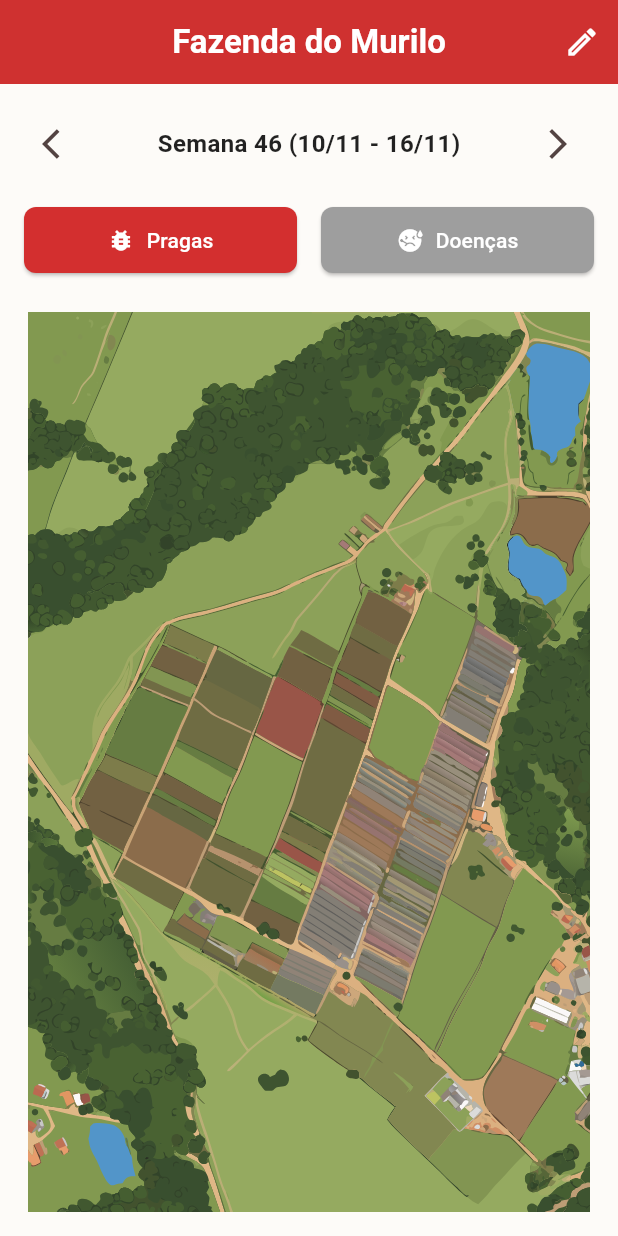
After one commit to lucaseneiva/gestao-agricola, a Flutter app: the screen it shows after launch, on a phone screen of 412 x 824 dp. The commit adds this screen. Run offline on Flutter 3.47's test engine with Material 3 defaults, Android fonts, the phone set to English and light mode, and no system bars; our stand-ins replace flutter_riverpod, flutter_svg, riverpod_annotation; generated files the repository leaves out were written again.

Commit message:
refactor: extract widgets from map screen

```diff
--- /dev/null
+++ b/lib/features/mapa_fazenda/ui/map_screen.dart
@@ -0,0 +1,65 @@
+import 'package:desafio_tecnico_arauc/features/mapa_fazenda/ui/providers/mapa_state_providers.dart';
+import 'package:flutter/material.dart';
+import 'package:flutter_riverpod/flutter_riverpod.dart';
+import 'package:desafio_tecnico_arauc/features/mapa_fazenda/ui/widgets/map_screen_widgets.dart';
+
+class MapaScreen extends ConsumerStatefulWidget {
+  const MapaScreen({super.key});
+
+  @override
+  ConsumerState<MapaScreen> createState() => _MapaScreenState();
+}
+
+class _MapaScreenState extends ConsumerState<MapaScreen> {
+  @override
+  Widget build(BuildContext context) {
+    final screenMode = ref.watch(screenModeStateProvider);
+    final drawingNotifier = ref.read(farmDrawingsProvider.notifier);
+
+    return Scaffold(
+      appBar: AppBar(
+        title: const Text('Fazenda do Murilo'),
+        actions: [
+          if (screenMode == ScreenMode.editing)
+            IconButton(
+              icon: const Icon(Icons.delete_outline, color: Colors.white),
+              tooltip: 'Limpar desenho',
+              onPressed: drawingNotifier.clear,
+            ),
+          IconButton(
+            icon: Icon(
+              screenMode == ScreenMode.viewing
+                  ? Icons.edit_outlined
+                  : Icons.check,
+              color: screenMode == ScreenMode.viewing
+                  ? Colors.white
+                  : Colors.lightGreenAccent,
+            ),
+            tooltip: screenMode == ScreenMode.viewing ? 'Editar' : 'Salvar',
+            onPressed: () {
+              ref.read(screenModeStateProvider.notifier).toggleMode();
+            },
+          ),
+        ],
+      ),
+      body: Padding(
+        padding: const EdgeInsets.all(16.0),
+        child: Column(
+          children: [
+            WeekSelector(),
+            const SizedBox(height: 16),
+            FilterButtons(),
+            const SizedBox(height: 24),
+
+            Expanded(
+              child: Center(
+                child: FarmMapView()
+              ),
+            ),
+          ],
+        ),
+      ),
+    );
+  }
+
+}
--- /dev/null
+++ b/lib/features/mapa_fazenda/ui/widgets/farm_map_view.dart
@@ -0,0 +1,97 @@
+import 'package:flutter/material.dart';
+import 'package:flutter_riverpod/flutter_riverpod.dart';
+import 'package:flutter_svg/flutter_svg.dart';
+import 'package:desafio_tecnico_arauc/features/mapa_fazenda/ui/providers/mapa_state_providers.dart';
+
+class FarmMapView extends ConsumerWidget {
+  const FarmMapView({super.key});
+
+  @override
+  Widget build(BuildContext context, WidgetRef ref) {
+    final Size artboardSize = const Size(640, 1024);
+    final screenMode = ref.watch(screenModeStateProvider);
+    final drawingPoints = ref.watch(currentDrawingProvider);
+    final drawingNotifier = ref.read(farmDrawingsProvider.notifier);
+
+    return ClipRect(
+      child: InteractiveViewer(
+        minScale: 1, // Permite diminuir o zoom
+        maxScale: 4.0,
+        // O filho do InteractiveViewer é a nossa prancheta escalonável
+        child: FittedBox(
+          fit: BoxFit.contain,
+          // 2. A prancheta tem um tamanho fixo
+          child: SizedBox(
+            width: artboardSize.width,
+            height: artboardSize.height,
+            // 3. O Stack agora vive dentro da prancheta de tamanho fixo
+            child: Stack(
+              children: [
+                // Camada 1: O SVG, que se expandirá para o tamanho da prancheta
+                SvgPicture.asset(
+                  'assets/images/fazenda_murilo_p.svg',
+                  width: artboardSize.width,
+                  height: artboardSize.height,
+                ),
+
+                // Camada 2: A área de desenho, que tem EXATAMENTE o mesmo tamanho do SVG
+                IgnorePointer(
+                  ignoring: screenMode == ScreenMode.viewing,
+                  child: GestureDetector(
+                    onPanStart: (details) {
+                      // As coordenadas agora são relativas à prancheta de 1000x750
+                      drawingNotifier.startStroke(details.localPosition);
+                    },
+                    onPanUpdate: (details) {
+                      drawingNotifier.addPoint(details.localPosition);
+                    },
+                    child: CustomPaint(
+                      painter: DrawingPainter(strokes: drawingPoints),
+                      size:
+                          artboardSize, // Garante que o painter tenha o tamanho correto
+                    ),
+                  ),
+                ),
+              ],
+            ),
+          ),
+        ),
+      ),
+    );
+  }
+
+}
+
+
+
+
+class DrawingPainter extends CustomPainter {
+  final List<List<Offset>> strokes;
+
+  DrawingPainter({required this.strokes});
+
+  @override
+  void paint(Canvas canvas, Size size) {
+    final paint = Paint()
+      ..color = const Color(0xFFD32F2F).withOpacity(0.6)
+      ..strokeCap = StrokeCap.round
+      ..strokeWidth = 12.0
+      ..style = PaintingStyle.stroke;
+
+    for (final stroke in strokes) {
+      if (stroke.length > 1) {
+        final path = Path();
+        path.moveTo(stroke.first.dx, stroke.first.dy);
+        for (var i = 1; i < stroke.length; i++) {
+          path.lineTo(stroke[i].dx, stroke[i].dy);
+        }
+        canvas.drawPath(path, paint);
+      }
+    }
+  }
+
+  @override
+  bool shouldRepaint(covariant DrawingPainter oldDelegate) {
+    return oldDelegate.strokes != strokes;
+  }
+}
--- /dev/null
+++ b/lib/features/mapa_fazenda/ui/widgets/filter_buttons.dart
@@ -0,0 +1,49 @@
+import 'package:flutter/material.dart';
+import 'package:desafio_tecnico_arauc/features/mapa_fazenda/ui/providers/mapa_state_providers.dart';
+import 'package:flutter_riverpod/flutter_riverpod.dart';
+
+class FilterButtons extends ConsumerWidget {
+  const FilterButtons({super.key});
+
+
+  @override
+  Widget build(BuildContext context, WidgetRef ref) {
+    final selectedIssue = ref.watch(selectedIssueProvider);
+
+    return Row(
+      children: [
+        Expanded(
+          child: ElevatedButton.icon(
+            icon: const Icon(Icons.bug_report),
+            label: const Text('Pragas'),
+            onPressed: () {
+              ref.read(selectedIssueProvider.notifier).setIssue(IssueType.pest);
+            },
+            style: ElevatedButton.styleFrom(
+              backgroundColor: selectedIssue == IssueType.pest
+                  ? Theme.of(context).colorScheme.primary
+                  : Colors.grey,
+            ),
+          ),
+        ),
+        const SizedBox(width: 16),
+        Expanded(
+          child: ElevatedButton.icon(
+            icon: const Icon(Icons.sick),
+            label: const Text('Doenças'),
+            onPressed: () {
+              ref
+                  .read(selectedIssueProvider.notifier)
+                  .setIssue(IssueType.disease);
+            },
+            style: ElevatedButton.styleFrom(
+              backgroundColor: selectedIssue == IssueType.disease
+                  ? Theme.of(context).colorScheme.primary
+                  : Colors.grey,
+            ),
+          ),
+        ),
+      ],
+    );
+  }
+}
--- /dev/null
+++ b/lib/features/mapa_fazenda/ui/widgets/map_screen_widgets.dart
@@ -0,0 +1,3 @@
+export './farm_map_view.dart';
+export './filter_buttons.dart';
+export './week_selector.dart';
--- /dev/null
+++ b/lib/features/mapa_fazenda/ui/widgets/week_selector.dart
@@ -0,0 +1,32 @@
+import 'package:flutter/material.dart';
+import 'package:flutter_riverpod/flutter_riverpod.dart';
+import 'package:desafio_tecnico_arauc/core/utils/date_formater.dart';
+import '../providers/mapa_state_providers.dart';
+
+class WeekSelector extends ConsumerWidget {
+  const WeekSelector({super.key});
+
+  @override
+  Widget build(BuildContext context, WidgetRef ref) {
+    final currentDate = ref.watch(currentDateProvider);
+    final dateNotifier = ref.read(currentDateProvider.notifier);
+
+    return Row(
+      mainAxisAlignment: MainAxisAlignment.spaceBetween,
+      children: [
+        IconButton(
+          icon: const Icon(Icons.arrow_back_ios),
+          onPressed: dateNotifier.previousWeek,
+        ),
+        Text(
+          getWeekDisplayFormat(currentDate),
+          style: const TextStyle(fontSize: 16, fontWeight: FontWeight.bold),
+        ),
+        IconButton(
+          icon: const Icon(Icons.arrow_forward_ios),
+          onPressed: dateNotifier.nextWeek,
+        ),
+      ],
+    );
+  }
+}
--- a/lib/main.dart
+++ b/lib/main.dart
@@ -1,7 +1,7 @@
 import 'package:desafio_tecnico_arauc/core/theme/app_theme.dart';
 import 'package:flutter/material.dart';
 import 'package:flutter_riverpod/flutter_riverpod.dart';
-import 'features/mapa_fazenda/ui/mapa_screen.dart';
+import 'features/mapa_fazenda/ui/map_screen.dart';
 
 void main() {
   runApp(
```
Also changed, not shown: lib/features/mapa_fazenda/ui/mapa_screen.dart (deleted, +0 -229 lines).
